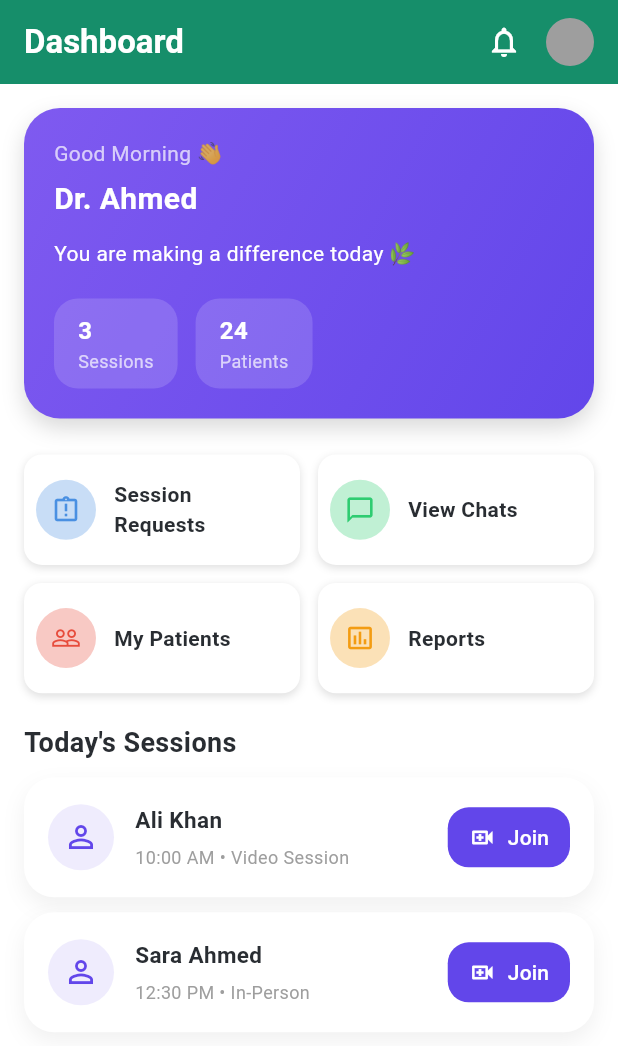
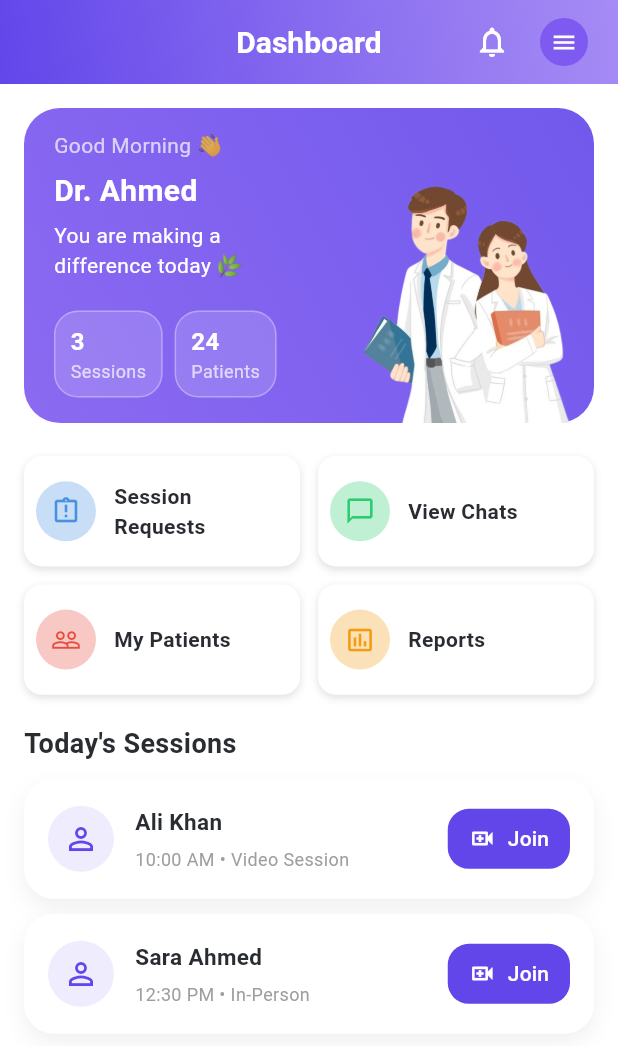
Before and after one commit to aneeq580/FYP-E-Therapy, a Flutter app: the screen it shows after launch, on a phone screen of 412 x 824 dp. Shown: the top 1046 px of the screen. Run offline on Flutter 3.47's test engine with Material 3 defaults, Android fonts, the light colour scheme and no system bars; our stand-ins replace font_awesome_flutter.

Commit message:
Home-update

```diff
--- a/lib/therapist/screens/therapist_home_screen.dart
+++ b/lib/therapist/screens/therapist_home_screen.dart
@@ -1,8 +1,12 @@
 import 'package:flutter/material.dart';
 import 'package:fyp_therapy/core/constants/colors.dart';
+import 'package:fyp_therapy/patient/screens/settings_screen.dart';
+import 'package:fyp_therapy/therapist/screens/availability_screen.dart';
+import 'package:fyp_therapy/therapist/screens/profile_screen.dart';
 import '../widgets/therapist_greeting_card.dart';
 import '../widgets/therapist_today_session_card.dart';
 import '../widgets/quick_action_tile.dart';
+import '../widgets/therapist_popup_menu.dart';
 
 class TherapistHomeScreen extends StatelessWidget {
   const TherapistHomeScreen({Key? key}) : super(key: key);
@@ -11,16 +15,59 @@ class TherapistHomeScreen extends StatelessWidget {
   Widget build(BuildContext context) {
     return Scaffold(
       appBar: AppBar(
-        elevation: 0,
-        title: const Text(
-          "Dashboard",
-          style: TextStyle(fontWeight: FontWeight.w600),
+        elevation: 0, // flat look for modern feel
+        backgroundColor: Colors.transparent, // important!
+        flexibleSpace: Container(
+          decoration: BoxDecoration(
+            gradient: LinearGradient(
+              begin: Alignment.topRight,
+              end: Alignment.bottomLeft,
+              colors: [
+                Color(0xFF7F5AF0).withOpacity(0.7),
+                Color(0xFF6246EA).withOpacity(1), // gentle green/purple mix
+              ],
+            ),
+          ),
         ),
-        actions: const [
-          Icon(Icons.notifications_none),
-          SizedBox(width: 16),
-          CircleAvatar(radius: 16, backgroundColor: Colors.grey),
-          SizedBox(width: 16),
+        title: Text(
+          "Dashboard", // ya "Therapist Home" – add kar sakte ho
+          style: TextStyle(
+            color: Colors.white,
+            fontWeight: FontWeight.w600,
+            fontSize: 20,
+          ),
+        ),
+        centerTitle: true, // center kar do better lagega
+        actions: [
+          IconButton(
+            icon: Icon(Icons.notifications_none, color: Colors.white),
+            onPressed: () {
+              // notifications screen
+            },
+          ),
+
+          TherapistPopupMenu(
+            onSelected: (value) {
+              if (value == 'availability') {
+                Navigator.push(
+                  context,
+                  MaterialPageRoute(builder: (_) => const AvailabilityScreen()),
+                );
+              } else if (value == 'profile') {
+                Navigator.push(
+                  context,
+                  MaterialPageRoute(builder: (_) => const ProfileScreen()),
+                );
+              } else if (value == 'settings') {
+                Navigator.push(
+                  context,
+                  MaterialPageRoute(builder: (_) => const SettingsScreen()),
+                );
+              }
+            },
+          ),
+
+          const SizedBox(width: 12),
         ],
       ),
       body: SingleChildScrollView(
@@ -31,7 +78,7 @@ class TherapistHomeScreen extends StatelessWidget {
             /// 🔹 Greeting Card
             TherapistGreetingCard(),
 
-            SizedBox(height: 24),
+            SizedBox(height: 22),
 
             /// 🔹 Quick Actions (Reused)
             GridView.count(
--- a/lib/therapist/widgets/therapist_greeting_card.dart
+++ b/lib/therapist/widgets/therapist_greeting_card.dart
@@ -4,43 +4,57 @@ import 'therapist_stats_chip.dart';
 class TherapistGreetingCard extends StatelessWidget {
   const TherapistGreetingCard({Key? key}) : super(key: key);
 
+  String getGreeting() {
+    final hour = DateTime.now().hour;
+
+    if (hour >= 5 && hour < 12) {
+      return "Good Morning 👋";
+    } else if (hour >= 12 && hour < 17) {
+      return "Good Afternoon ☀️";
+    } else if (hour >= 17 && hour < 21) {
+      return "Good Evening 🌇";
+    } else {
+      return "Good Night 🌙";
+    }
+  }
+
   @override
   Widget build(BuildContext context) {
     return Container(
-      padding: const EdgeInsets.all(20),
+      height: 210,
       decoration: BoxDecoration(
         borderRadius: BorderRadius.circular(24),
-        gradient: const LinearGradient(
+        gradient: LinearGradient(
+          begin: Alignment.bottomLeft,
+          end: Alignment.topRight,
           colors: [
-            Color(0xFF7F5AF0),
-            Color(0xFF6246EA),
-          ],
-          begin: Alignment.topLeft,
-          end: Alignment.bottomRight,
-        ),
-        boxShadow: [
-          BoxShadow(
-            color: Colors.black.withOpacity(0.15),
-            blurRadius: 12,
-            offset: const Offset(0, 6),
-          ),
+            // ignore: deprecated_member_use
+            Color(0xFF7F5AF0).withOpacity(0.9),
+            // ignore: deprecated_member_use
+            Color(0xFF6246EA).withOpacity(0.9), // gentle green/purple mix
           ],
         ),
+      ),
+      child: Stack(
+        clipBehavior: Clip.none, // ← allows image to go outside if needed
+        children: [
+          // Left content with its own padding
+          Padding(
+            padding: const EdgeInsets.fromLTRB(
+              20,
+              15,
+              20,
+              15,
+            ), // or just symmetric(20,15)
             child: Column(
               crossAxisAlignment: CrossAxisAlignment.start,
-        children: const [
-
+              children: [
                 Text(
-            "Good Morning 👋",
-            style: TextStyle(
-              color: Colors.white70,
-              fontSize: 14,
+                  getGreeting(),
+                  style: const TextStyle(color: Colors.white70, fontSize: 14),
                 ),
-          ),
-
-          SizedBox(height: 6),
-
-          Text(
+                const SizedBox(height: 6),
+                const Text(
                   "Dr. Ahmed",
                   style: TextStyle(
                     color: Colors.white,
@@ -48,32 +62,33 @@ class TherapistGreetingCard extends StatelessWidget {
                     fontWeight: FontWeight.bold,
                   ),
                 ),
-
-          SizedBox(height: 12),
-
-          Text(
-            "You are making a difference today 🌿",
-            style: TextStyle(
-              color: Colors.white,
-              fontSize: 14,
+                const SizedBox(height: 5),
+                const Text(
+                  "You are making a \ndifference today 🌿",
+                  style: TextStyle(color: Colors.white, fontSize: 14),
+                ),
+                const SizedBox(height: 20),
+                const Row(
+                  children: [
+                    TherapistStatsChip(title: "3", subtitle: "Sessions"),
+                    SizedBox(width: 8),
+                    TherapistStatsChip(title: "24", subtitle: "Patients"),
+                  ],
+                ),
+              ],
             ),
           ),
 
-          SizedBox(height: 20),
-
-          Row(
-            children: [
-              TherapistStatsChip(
-                title: "3",
-                subtitle: "Sessions",
+          // Image now reaches true bottom
+          Positioned(
+            bottom: 0,
+            right: 0,
+            child: Image.asset(
+              "assets/images/doctor.png",
+              height: 170,
+              fit: BoxFit.contain,
             ),
-              SizedBox(width: 12),
-              TherapistStatsChip(
-                title: "24",
-                subtitle: "Patients",
           ),
-            ],
-          )
         ],
       ),
     );
--- /dev/null
+++ b/lib/therapist/widgets/therapist_popup_menu.dart
@@ -0,0 +1,55 @@
+import 'package:flutter/material.dart';
+
+class TherapistPopupMenu extends StatelessWidget {
+  final Function(String) onSelected;
+
+  const TherapistPopupMenu({Key? key, required this.onSelected})
+    : super(key: key);
+
+  @override
+  Widget build(BuildContext context) {
+    return PopupMenuButton<String>(
+      offset: const Offset(0, 45),
+      shape: RoundedRectangleBorder(borderRadius: BorderRadius.circular(16)),
+      elevation: 8,
+      icon: const CircleAvatar(
+        radius: 16,
+        backgroundColor: Color(0xFF7F5AF0),
+        child: Icon(Icons.menu, size: 18, color: Colors.white),
+      ),
+      onSelected: onSelected,
+      itemBuilder: (context) => [
+        _buildItem(Icons.schedule, "Manage Availability", "availability"),
+        _buildItem(Icons.person_outline, "My Profile", "profile"),
+        _buildItem(Icons.settings_outlined, "Settings", "settings"),
+        const PopupMenuDivider(),
+        _buildItem(Icons.logout, "Logout", "logout", isDanger: true),
+      ],
+    );
+  }
+
+  PopupMenuItem<String> _buildItem(
+    IconData icon,
+    String text,
+    String value, {
+    bool isDanger = false,
+  }) {
+    return PopupMenuItem<String>(
+      value: value,
+      child: Row(
+        children: [
+          Icon(icon, size: 20, color: isDanger ? Colors.red : Colors.grey[700]),
+          const SizedBox(width: 12),
+          Text(
+            text,
+            style: TextStyle(
+              fontSize: 14,
+              fontWeight: FontWeight.w500,
+              color: isDanger ? Colors.red : Colors.black87,
+            ),
+          ),
+        ],
+      ),
+    );
+  }
+}
--- a/lib/therapist/widgets/therapist_stats_chip.dart
+++ b/lib/therapist/widgets/therapist_stats_chip.dart
@@ -13,13 +13,11 @@ class TherapistStatsChip extends StatelessWidget {
   @override
   Widget build(BuildContext context) {
     return Container(
-      padding: const EdgeInsets.symmetric(
-        horizontal: 16,
-        vertical: 10,
-      ),
+      padding: const EdgeInsets.symmetric(horizontal: 10, vertical: 8),
       decoration: BoxDecoration(
         color: Colors.white.withOpacity(0.15),
         borderRadius: BorderRadius.circular(16),
+        border: Border.all(color: Colors.white.withOpacity(0.3)),
       ),
       child: Column(
         crossAxisAlignment: CrossAxisAlignment.start,
@@ -34,10 +32,7 @@ class TherapistStatsChip extends StatelessWidget {
           ),
           Text(
             subtitle,
-            style: const TextStyle(
-              color: Colors.white70,
-              fontSize: 12,
-            ),
+            style: const TextStyle(color: Colors.white70, fontSize: 12),
           ),
         ],
       ),
```
Also changed, not shown: lib/therapist/screens/availability_screen.dart (added, +66 -0 lines), lib/therapist/screens/profile_screen.dart (added, +31 -0 lines), lib/therapist/screens/settings_screen.dart (added, +29 -0 lines), assets/images/doctor.png (added), 2 other files. Lines whose indentation alone changed are shown as unchanged.
